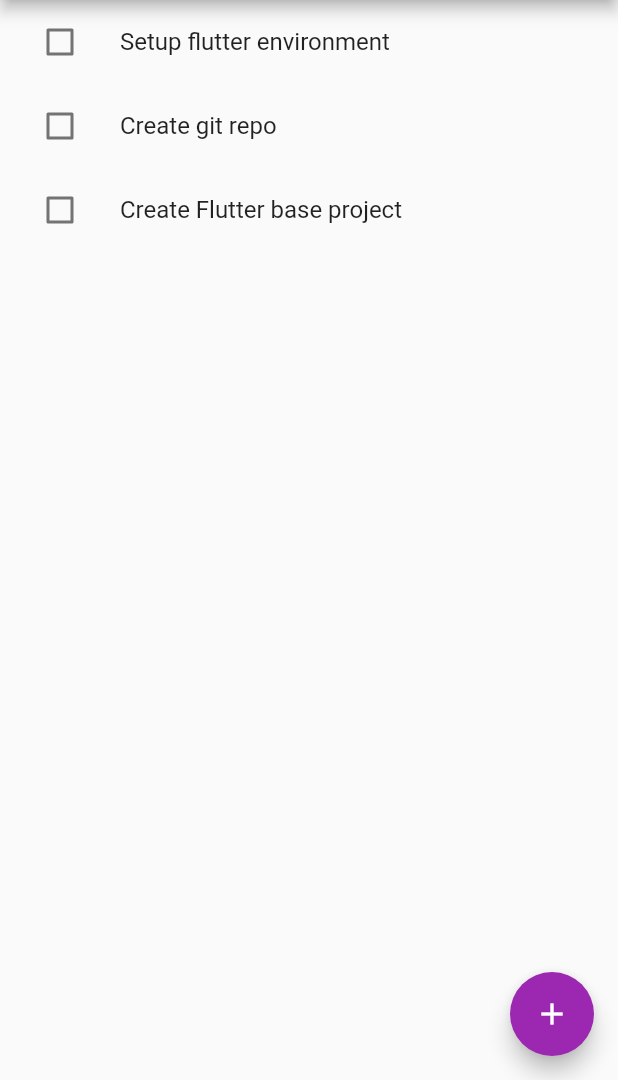
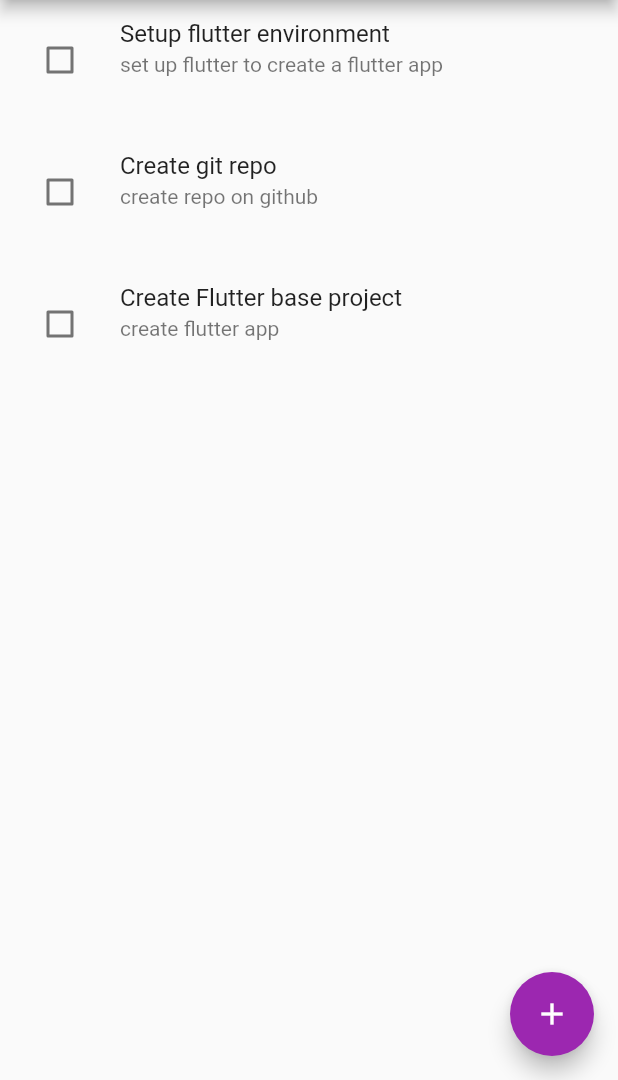
Before and after one commit to darcipons/todo_flutter, a Flutter app: the screen it shows after launch, on a phone screen of 412 x 824 dp, the part 156-1236 px from its top. Run offline on Flutter 3.47's test engine with Material 2 defaults, Android fonts, the phone set to English and light mode, and no system bars.

Commit message:
added description to home screen

```diff
--- a/lib/models/todo.dart
+++ b/lib/models/todo.dart
@@ -1,8 +1,10 @@
 class Task {
   final String name;
+  final String description;
+  final String date;
   bool isDone;
 
-  Task({this.name, this.isDone = false});
+  Task({this.name, this.description, this.date, this.isDone = false});
 
   void toggleDone() {
     isDone = !isDone;
--- a/lib/screens/home_screen.dart
+++ b/lib/screens/home_screen.dart
@@ -11,9 +11,18 @@ class HomeScreen extends StatefulWidget {
 
 class _HomeScreenState extends State<HomeScreen> {
   List<Task> todos = [
-    Task(name: 'Setup flutter environment'),
-    Task(name: 'Create git repo'),
-    Task(name: 'Create Flutter base project'),
+    Task(
+      name: 'Setup flutter environment',
+      description: 'set up flutter to create a flutter app',
+    ),
+    Task(
+      name: 'Create git repo',
+      description: 'create repo on github',
+    ),
+    Task(
+      name: 'Create Flutter base project',
+      description: 'create flutter app',
+    ),
   ];
 
   final List<Tab> myTabs = <Tab>[
--- a/lib/widgets/completed_list.dart
+++ b/lib/widgets/completed_list.dart
@@ -20,6 +20,7 @@ class _CompletedListState extends State<CompletedList> {
         if (widget.todos[index].isDone != false) {
           return TodoTile(
             todoTitle: widget.todos[index].name,
+            todoDescription: widget.todos[index].description,
             isChecked: widget.todos[index].isDone,
             checkboxCallback: (bool checkboxState) {
               setState(
--- a/lib/widgets/todo_list.dart
+++ b/lib/widgets/todo_list.dart
@@ -20,6 +20,7 @@ class _TodoListState extends State<TodoList> {
         if (widget.todos[index].isDone == false) {
           return TodoTile(
             todoTitle: widget.todos[index].name,
+            todoDescription: widget.todos[index].description,
             isChecked: widget.todos[index].isDone,
             checkboxCallback: (bool checkboxState) {
               setState(
--- a/lib/widgets/todo_tile.dart
+++ b/lib/widgets/todo_tile.dart
@@ -3,9 +3,17 @@ import 'package:flutter/material.dart';
 class TodoTile extends StatelessWidget {
   final bool isChecked;
   final String todoTitle;
+  final String todoDescription;
+  final String todoDate;
   final Function checkboxCallback;
 
-  TodoTile({this.isChecked, this.todoTitle, this.checkboxCallback});
+  TodoTile({
+    this.isChecked,
+    this.todoTitle,
+    this.todoDescription,
+    this.todoDate,
+    this.checkboxCallback,
+  });
 
   @override
   Widget build(BuildContext context) {
@@ -15,24 +23,13 @@ class TodoTile extends StatelessWidget {
         style: TextStyle(
             decoration: isChecked ? TextDecoration.lineThrough : null),
       ),
+      subtitle: Text(todoDescription),
+      isThreeLine: true,
       leading: Checkbox(
         activeColor: Colors.purple[300],
         value: isChecked,
         onChanged: checkboxCallback,
       ),
     );
-//      onTap: () {
-//        Navigator.push(
-//          context,
-//          MaterialPageRoute(builder: (context) => CompletedScreen()),
-//        );
-//      },
   }
 }
-
-//void checkboxCallback(bool checkboxState) {
-//  setState(() {
-//    isChecked = checkboxState;
-//  });
-//}
-//
```
Also changed, not shown: lib/widgets/date_time.dart (+0 -7 lines).
